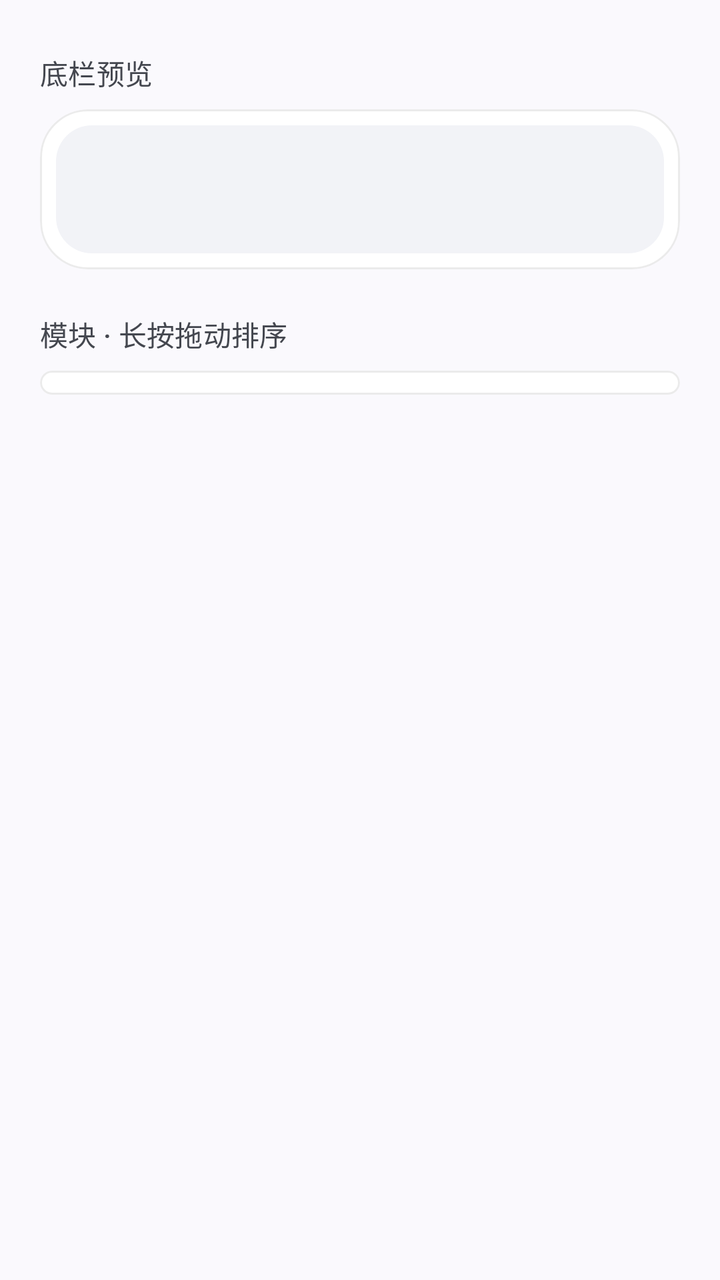
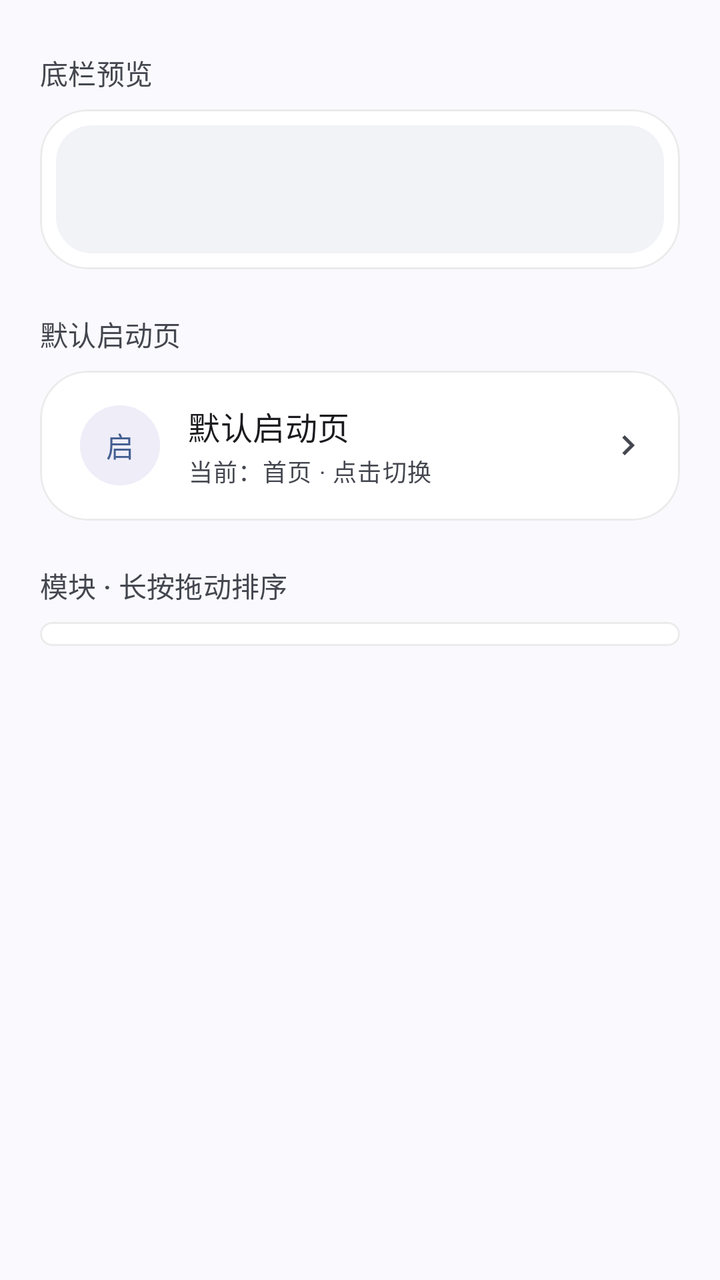

Before-and-after screenshots of an Android layout around one commit, followed by the original layout XML and the change that was made.
<!-- AndroidManifest.xml: application theme Theme.QYMusic -->
<!-- res/layout/fragment_nav_manager.xml -->
<?xml version="1.0" encoding="utf-8"?>
<layout xmlns:android="http://schemas.android.com/apk/res/android"
    xmlns:app="http://schemas.android.com/apk/res-auto">

    <LinearLayout
        android:layout_width="match_parent"
        android:layout_height="wrap_content"
        android:orientation="vertical"
        android:paddingStart="20dp"
        android:paddingTop="4dp"
        android:paddingEnd="20dp"
        android:paddingBottom="32dp">

        <TextView
            android:layout_width="match_parent"
            android:layout_height="wrap_content"
            android:layout_marginTop="22dp"
            android:layout_marginBottom="8dp"
            android:text="底栏预览"
            android:textAppearance="@style/TextAppearance.Material3.LabelLarge"
            android:textColor="?attr/colorOnSurfaceVariant" />

        <com.google.android.material.card.MaterialCardView
            style="@style/Widget.Material3.CardView.Filled"
            android:layout_width="match_parent"
            android:layout_height="wrap_content"
            app:cardBackgroundColor="@color/module_card"
            app:cardCornerRadius="24dp"
            app:cardElevation="0dp"
            app:contentPadding="8dp"
            app:strokeColor="@color/module_stroke"
            app:strokeWidth="1dp">

            <LinearLayout
                android:id="@+id/ll_nav_preview"
                android:layout_width="match_parent"
                android:layout_height="wrap_content"
                android:background="@drawable/bg_module_row"
                android:gravity="center_vertical"
                android:minHeight="64dp"
                android:orientation="horizontal"
                android:paddingStart="4dp"
                android:paddingTop="8dp"
                android:paddingEnd="4dp"
                android:paddingBottom="8dp" />

        </com.google.android.material.card.MaterialCardView>

        <TextView
            android:layout_width="match_parent"
            android:layout_height="wrap_content"
            android:layout_marginTop="22dp"
            android:layout_marginBottom="8dp"
            android:text="模块 · 长按拖动排序"
            android:textAppearance="@style/TextAppearance.Material3.LabelLarge"
            android:textColor="?attr/colorOnSurfaceVariant" />

        <com.google.android.material.card.MaterialCardView
            style="@style/Widget.Material3.CardView.Filled"
            android:layout_width="match_parent"
            android:layout_height="wrap_content"
            app:cardBackgroundColor="@color/module_card"
            app:cardCornerRadius="24dp"
            app:cardElevation="0dp"
            app:contentPadding="6dp"
            app:strokeColor="@color/module_stroke"
            app:strokeWidth="1dp">

            <androidx.recyclerview.widget.RecyclerView
                android:id="@+id/rv_nav"
                android:layout_width="match_parent"
                android:layout_height="wrap_content"
                android:nestedScrollingEnabled="false"
                android:overScrollMode="never" />

        </com.google.android.material.card.MaterialCardView>

    </LinearLayout>

</layout>
<!-- resources referenced by this layout -->
<resources>
  <color name="module_card">#FFFFFFFF</color>
  <color name="module_stroke">#14000000</color>
  <!-- drawable bg_module_row (drawable) -->
  <?xml version="1.0" encoding="utf-8"?>
  <shape xmlns:android="http://schemas.android.com/apk/res/android"
      android:shape="rectangle">
      <solid android:color="@color/module_row" />
      <corners android:radius="18dp" />
  </shape>
  <style name="Theme.QYMusic" parent="Theme.Material3.DynamicColors.DayNight.NoActionBar">
          
          <item name="android:statusBarColor">@android:color/transparent</item>
          <item name="android:navigationBarColor">@android:color/transparent</item>
          <item name="android:windowTranslucentStatus">false</item>
          <item name="android:windowLightStatusBar">true</item>
          <item name="android:windowLightNavigationBar" tools:targetApi="27">true</item>
          <item name="android:enforceNavigationBarContrast" tools:targetApi="29">false</item>
          
      </style>
  <color name="module_row">#FFF2F3F7</color>
</resources>

<!-- the commit's change to res/layout/fragment_nav_manager.xml (unified diff, before → after) -->
@@ -47,6 +47,83 @@
         </com.google.android.material.card.MaterialCardView>
 
         <TextView
+            style="@style/TextAppearance.Material3.LabelLarge"
+            android:layout_width="match_parent"
+            android:layout_height="wrap_content"
+            android:layout_marginTop="22dp"
+            android:layout_marginBottom="8dp"
+            android:text="默认启动页"
+            android:textColor="?attr/colorOnSurfaceVariant" />
+
+        <com.google.android.material.card.MaterialCardView
+            style="@style/Widget.Material3.CardView.Filled"
+            android:layout_width="match_parent"
+            android:layout_height="wrap_content"
+            app:cardBackgroundColor="@color/module_card"
+            app:cardCornerRadius="24dp"
+            app:cardElevation="0dp"
+            app:contentPadding="0dp"
+            app:strokeColor="@color/module_stroke"
+            app:strokeWidth="1dp">
+
+            <LinearLayout
+                android:id="@+id/item_start_page"
+                android:layout_width="match_parent"
+                android:layout_height="wrap_content"
+                android:background="?attr/selectableItemBackground"
+                android:gravity="center_vertical"
+                android:minHeight="72dp"
+                android:orientation="horizontal"
+                android:paddingStart="20dp"
+                android:paddingTop="16dp"
+                android:paddingEnd="16dp"
+                android:paddingBottom="16dp">
+
+                <TextView
+                    android:layout_width="40dp"
+                    android:layout_height="40dp"
+                    android:background="@drawable/bg_icon_circle"
+                    android:gravity="center"
+                    android:text="启"
+                    android:textAppearance="@style/TextAppearance.Material3.LabelLarge"
+                    android:textColor="?attr/colorPrimary" />
+
+                <LinearLayout
+                    android:layout_width="0dp"
+                    android:layout_height="wrap_content"
+                    android:layout_marginStart="14dp"
+                    android:layout_weight="1"
+                    android:orientation="vertical">
+
+                    <TextView
+                        android:layout_width="match_parent"
+                        android:layout_height="wrap_content"
+                        android:text="默认启动页"
+                        android:textAppearance="@style/TextAppearance.Material3.TitleMedium" />
+
+                    <TextView
+                        android:id="@+id/tv_start_page_state"
+                        android:layout_width="match_parent"
+                        android:layout_height="wrap_content"
+                        android:layout_marginTop="2dp"
+                        android:text="当前：首页 · 点击切换"
+                        android:textAppearance="@style/TextAppearance.Material3.BodySmall"
+                        android:textColor="?attr/colorOnSurfaceVariant" />
+
+                </LinearLayout>
+
+                <ImageView
+                    android:layout_width="20dp"
+                    android:layout_height="20dp"
+                    android:contentDescription="进入"
+                    android:src="@drawable/baseline_chevron_right_24"
+                    app:tint="?attr/colorOnSurfaceVariant" />
+
+            </LinearLayout>
+
+        </com.google.android.material.card.MaterialCardView>
+
+        <TextView
             android:layout_width="match_parent"
             android:layout_height="wrap_content"
             android:layout_marginTop="22dp"
<!-- resource entries referenced after the edit -->
@@ -2,6 +2,25 @@
 <resources>
   <color name="module_card">#FFFFFFFF</color>
   <color name="module_stroke">#14000000</color>
+  <!-- drawable baseline_chevron_right_24 (drawable) -->
+  <vector xmlns:android="http://schemas.android.com/apk/res/android"
+      android:width="24dp"
+      android:height="24dp"
+      android:tint="?attr/colorOnBackground"
+      android:viewportWidth="24"
+      android:viewportHeight="24">
+  
+      <path
+          android:fillColor="@android:color/white"
+          android:pathData="M10,6L8.59,7.41 13.17,12l-4.58,4.59L10,18l6,-6z" />
+  
+  </vector>
+  <!-- drawable bg_icon_circle (drawable) -->
+  <?xml version="1.0" encoding="utf-8"?>
+  <shape xmlns:android="http://schemas.android.com/apk/res/android"
+      android:shape="oval">
+      <solid android:color="#1A5B4DBB" />
+  </shape>
   <!-- drawable bg_module_row (drawable) -->
   <?xml version="1.0" encoding="utf-8"?>
   <shape xmlns:android="http://schemas.android.com/apk/res/android"
